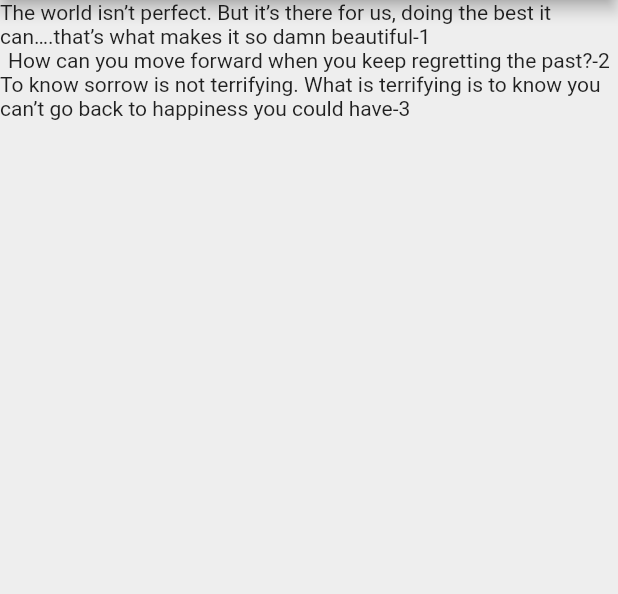
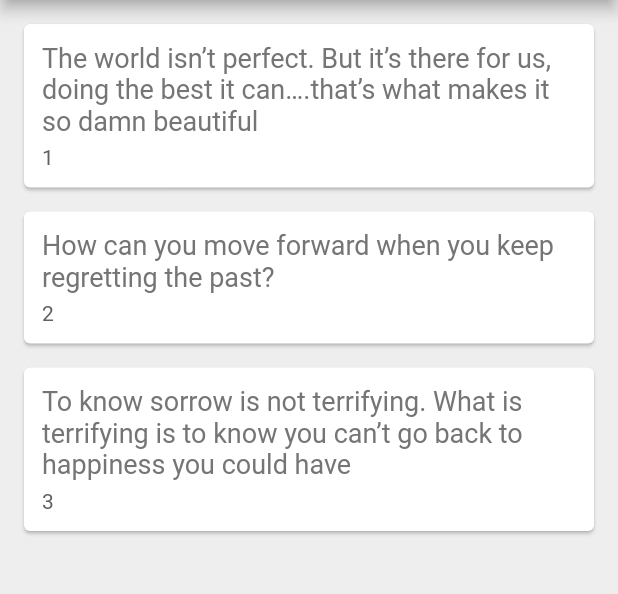
Before and after one commit to srtulon/flutter-projects, a Flutter app: the screen it shows after launch, on a phone screen of 412 x 824 dp, the part 84-678 px from its top. Run offline on Flutter 3.47's test engine with Material 2 defaults, Android fonts, the phone set to English and light mode, and no system bars.

Commit message:
Update main.dart

```diff
--- a/quotes/lib/main.dart
+++ b/quotes/lib/main.dart
@@ -20,6 +20,35 @@ class _QuoteListState extends State<QuoteList> {
   Quote(text:'To know sorrow is not terrifying. What is terrifying is to know you can’t go back to happiness you could have',author:'3'),
   ];
 
+  Widget quoteTemplate (quote){
+    return Card(
+      margin: EdgeInsets.fromLTRB(16, 16, 16, 0),
+      child: Padding(
+        padding: const EdgeInsets.all(12.0),
+        child: Column(
+          crossAxisAlignment: CrossAxisAlignment.stretch,
+          children: [
+            Text(
+              quote.text,
+              style: TextStyle(
+                fontSize: 18,
+                color: Colors.grey[600],
+              ),
+            ),
+            SizedBox(height: 6,),
+            Text(
+              quote.author,
+              style: TextStyle(
+                fontSize: 14,
+                color: Colors.grey[700],
+              ),
+            ),
+          ],
+        ),
+      ),
+    );
+  }
+
   @override
   Widget build(BuildContext context) {
     return Scaffold(
@@ -30,7 +59,7 @@ class _QuoteListState extends State<QuoteList> {
         backgroundColor: Colors.deepPurpleAccent,
       ),
       body: Column(
-        children: quotes.map((quote) =>Text('${quote.text}-${quote.author}')).toList(),
+        children: quotes.map((quote) => quoteTemplate(quote)).toList(),
       ),
     );
   }
```
